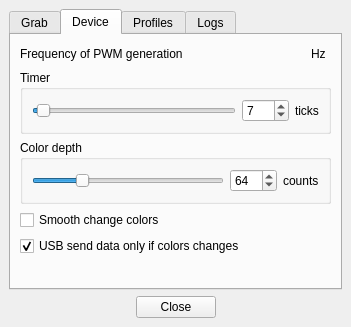
Before: the Qt Designer form Software/src/mainwindow.ui in Atarity/Lightpack, drawn with Qt 5.
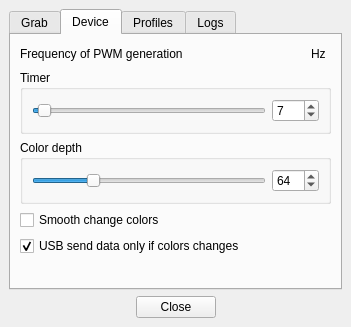
After: the same form once the commit is applied. The open tabs and pages were chosen to show the change. Icons and pictures are not drawn.

Commit message: Software: save last used profile; create new Main.ini for store last profile; save settings in UTF-8; MainWindow: no insert new line without using special button; remove label_HW_Ticks, label_HW_colorDepth_counts;

Patch:
```diff
--- a/Software/src/mainwindow.ui
+++ b/Software/src/mainwindow.ui
@@ -337,13 +337,6 @@
              </property>
             </widget>
            </item>
-           <item>
-            <widget class="QLabel" name="label_HW_Ticks">
-             <property name="text">
-              <string>ticks</string>
-             </property>
-            </widget>
-           </item>
           </layout>
          </widget>
         </item>
@@ -388,13 +381,6 @@
              </property>
             </widget>
            </item>
-           <item>
-            <widget class="QLabel" name="label_HW_ColorDepth_counts">
-             <property name="text">
-              <string>counts</string>
-             </property>
-            </widget>
-           </item>
           </layout>
          </widget>
         </item>
```
Left out of the diff: 4 changed lines with no effect on the pictures. The commit also changes 6 other files.
